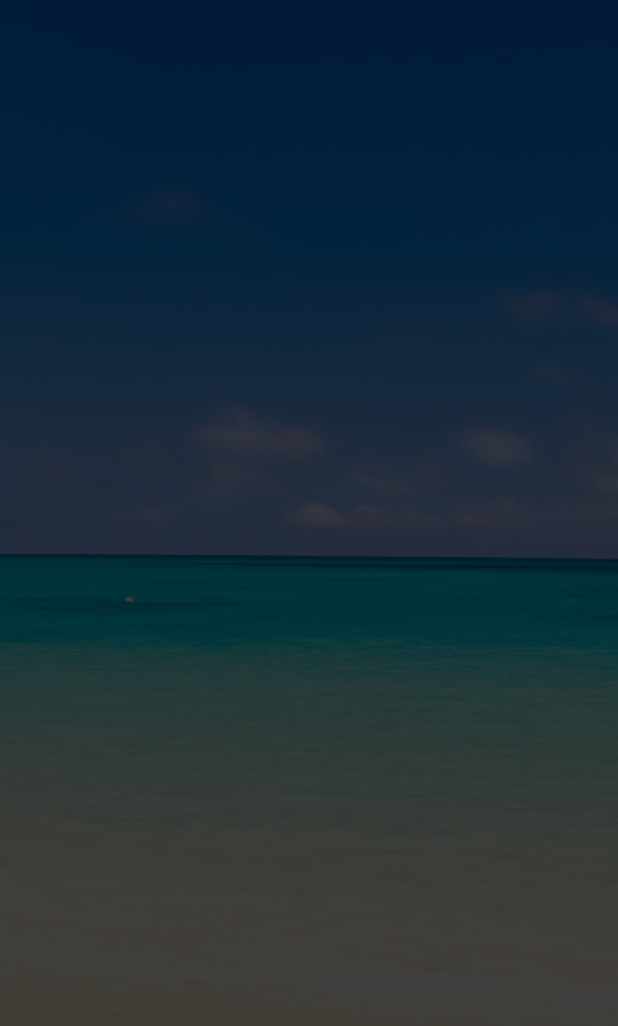
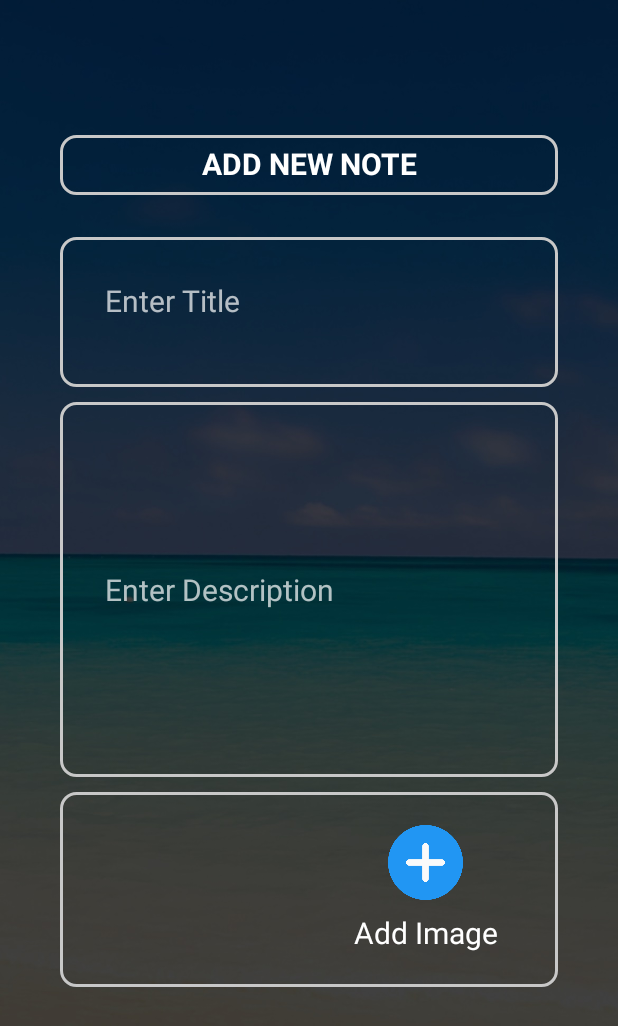
Before and after one commit to autumn-vibes/News_Application, an Android app: the AddNoteActivity screen opened directly, with no data from a screen before it, on a phone screen of 412 x 824 dp. Shown: the top 1026 px of the screen. Run offline under Robolectric (Android 15) with nearby library versions, the phone set to English and light mode, and no system bars.

Commit message:
Update activity_addnote.xml

```diff
--- a/app/src/main/res/layout/activity_addnote.xml
+++ b/app/src/main/res/layout/activity_addnote.xml
@@ -7,6 +7,107 @@
     tools:context=".AddNoteActivity"
     android:background="@drawable/genral_dark">
 
+<TextView
+        android:id="@+id/textView4"
+        android:layout_width="match_parent"
+        android:layout_height="wrap_content"
+        android:layout_marginLeft="40dp"
+        android:layout_marginRight="40dp"
+        android:background="@drawable/empty_rec"
+        android:gravity="center_horizontal"
+        android:paddingLeft="30dp"
+        android:paddingTop="5dp"
+        android:paddingRight="30dp"
+        android:paddingBottom="7dp"
+        android:text="ADD NEW NOTE"
+        android:textAlignment="center"
+        android:textColor="#FFFFFF"
+        android:textSize="20dp"
+        android:textStyle="bold"
+        app:layout_constraintBottom_toBottomOf="parent"
+        app:layout_constraintEnd_toEndOf="parent"
+        app:layout_constraintStart_toStartOf="parent"
+        app:layout_constraintTop_toTopOf="parent"
+        app:layout_constraintVertical_bias="0.115" />
+
+    <EditText
+        android:id="@+id/addnote_title"
+        android:layout_width="match_parent"
+        android:layout_height="100dp"
+        android:inputType="textMultiLine"
+        android:scrollHorizontally="true"
+        android:layout_marginLeft="40dp"
+        android:layout_marginRight="40dp"
+        android:layout_marginTop="28dp"
+        android:ems="10"
+        android:hint="Enter Title"
+        android:textColor="#FFFFFF"
+        android:textSize="20dp"
+        android:background="@drawable/empty_rec"
+        android:paddingLeft="30dp"
+        android:paddingRight="30dp"
+        android:paddingTop="15dp"
+        android:paddingBottom="30dp"
+        app:layout_constraintEnd_toEndOf="parent"
+        app:layout_constraintHorizontal_bias="0.497"
+        app:layout_constraintStart_toStartOf="parent"
+        app:layout_constraintTop_toBottomOf="@+id/textView4" />
+
+    <EditText
+        android:id="@+id/addnote_description"
+        android:layout_width="match_parent"
+        android:layout_height="250dp"
+        android:layout_marginLeft="40dp"
+        android:layout_marginRight="40dp"
+        android:layout_marginTop="10dp"
+        android:ems="10"
+        android:hint="Enter Description"
+        android:textColor="#FFFFFF"
+        android:textSize="20dp"
+        android:background="@drawable/empty_rec"
+        android:paddingLeft="30dp"
+        android:paddingRight="30dp"
+        android:paddingTop="20dp"
+        android:paddingBottom="20dp"
+        android:inputType="textMultiLine"
+        android:scrollHorizontally="true"
+        app:layout_constraintEnd_toEndOf="parent"
+        app:layout_constraintHorizontal_bias="0.497"
+        app:layout_constraintStart_toStartOf="parent"
+        app:layout_constraintTop_toBottomOf="@+id/addnote_title" />
+
+    <TextView
+        android:id="@+id/addnote_image"
+        android:layout_width="match_parent"
+        android:layout_height="130dp"
+        android:layout_marginLeft="40dp"
+        android:layout_marginTop="10dp"
+        android:layout_marginRight="40dp"
+        android:background="@drawable/empty_rec"
+        android:ems="10"
+        android:gravity="right"
+        android:paddingRight="40dp"
+        android:paddingTop="80dp"
+        android:text="Add Image"
+        android:inputType="textMultiLine"
+        android:scrollHorizontally="true"
+        android:textColor="#FFFFFF"
+        android:textSize="20dp"
+        app:layout_constraintEnd_toEndOf="parent"
+        app:layout_constraintStart_toStartOf="parent"
+        app:layout_constraintTop_toBottomOf="@+id/addnote_description" />
 
 
+    <Button
+        android:id="@+id/addnote_addimage"
+        android:layout_width="50dp"
+        android:layout_height="50dp"
+        android:background="@drawable/plus"
+        app:layout_constraintBottom_toBottomOf="@+id/addnote_image"
+        app:layout_constraintEnd_toEndOf="@+id/addnote_image"
+        app:layout_constraintHorizontal_bias="0.775"
+        app:layout_constraintStart_toStartOf="@+id/addnote_image"
+        app:layout_constraintTop_toTopOf="@+id/addnote_image"
+        app:layout_constraintVertical_bias="0.275" />
+
 </androidx.constraintlayout.widget.ConstraintLayout>
```
